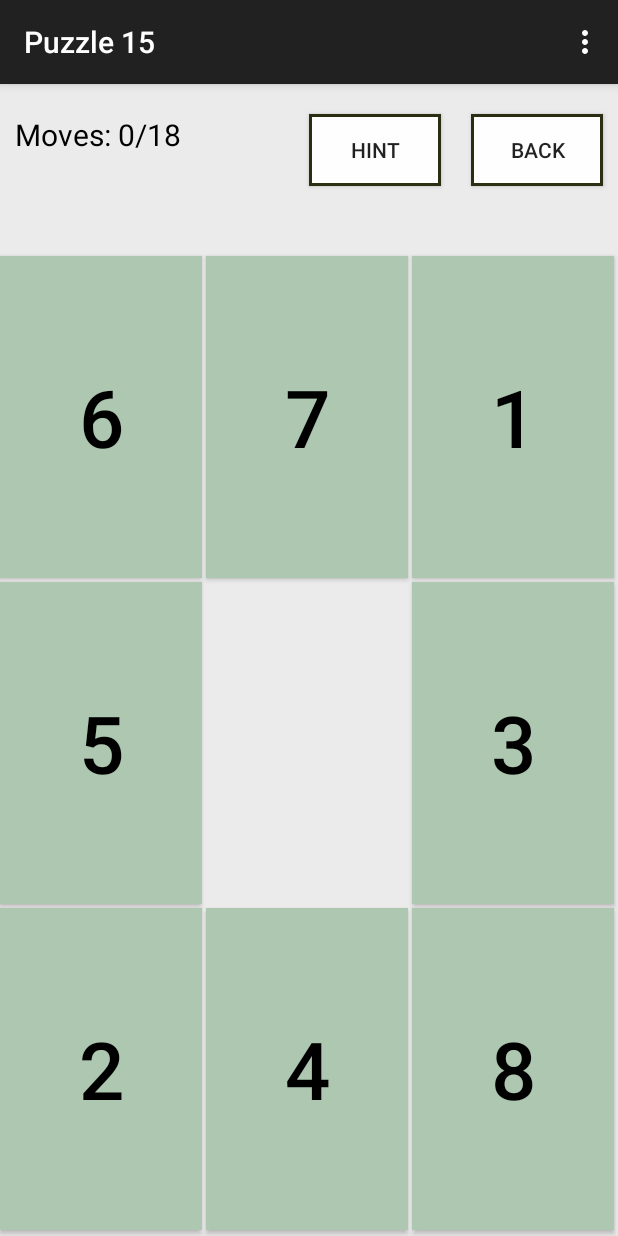
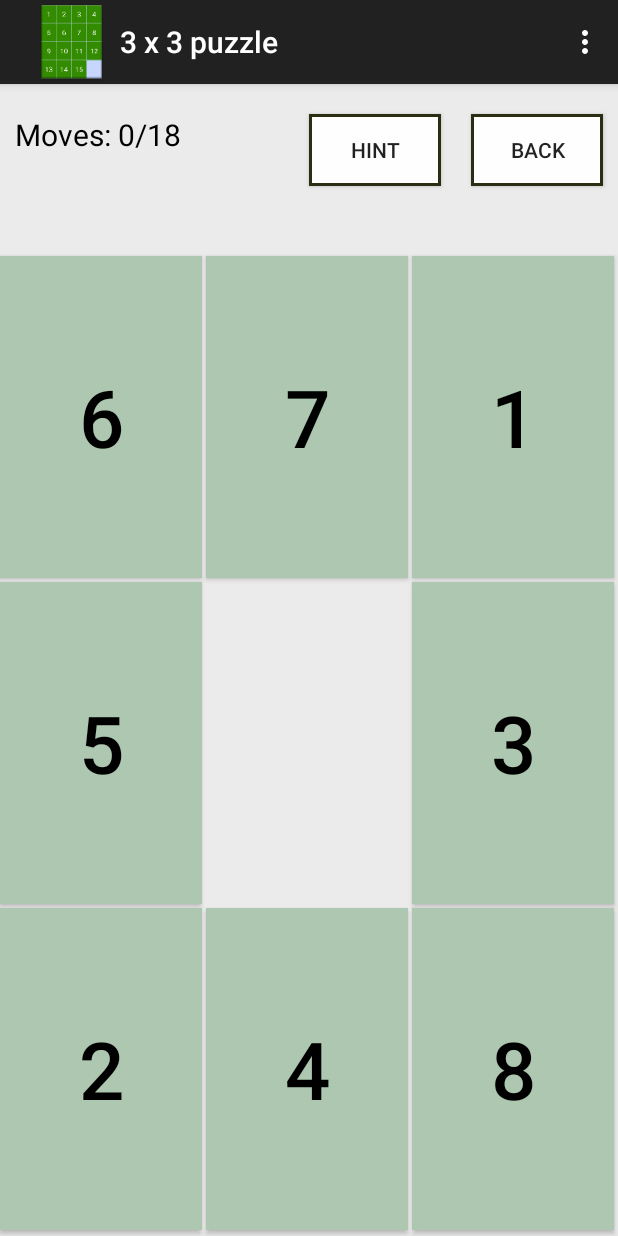
Before and after one commit to Perveance/puzzle15, an Android app: the screen it shows after launch (BoardActivity), after a tap on "NORMAL 3X3", on a phone screen of 412 x 824 dp. Run offline under Robolectric (Android 15) with nearby library versions, the phone set to English and light mode, and no system bars.

Commit message:
Adding icon to title bar in board activity

```diff
--- a/app/src/main/java/mszhidko/games/puzzle15/BoardActivity.java
+++ b/app/src/main/java/mszhidko/games/puzzle15/BoardActivity.java
@@ -12,6 +12,7 @@ import android.os.Build;
 import android.os.Bundle;
 import android.preference.PreferenceManager;
 import android.support.v4.app.Fragment;
+import android.support.v7.app.ActionBar;
 import android.support.v7.app.ActionBarActivity;
 import android.util.Log;
 import android.util.TypedValue;
@@ -55,6 +56,13 @@ public class BoardActivity extends ActionBarActivity {
 			getSupportFragmentManager().beginTransaction()
 					.add(R.id.container, mBoardFrag).commit();
 		}
+
+        ActionBar actionBar = getSupportActionBar();
+        actionBar.setHomeButtonEnabled(true);
+        actionBar.setDisplayOptions(ActionBar.DISPLAY_SHOW_HOME | ActionBar.DISPLAY_SHOW_TITLE);
+        actionBar.setTitle(String.valueOf(mDim) + " x " + String.valueOf(mDim) + " puzzle");
+
+        actionBar.setIcon(R.drawable.ic_launcher);
 	}
 
 	@Override
```
